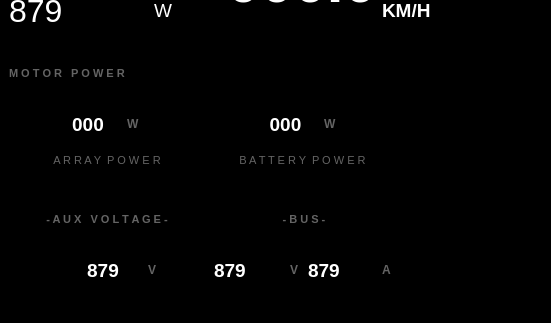
First picture: the form in src/ViewLayer/RaceModeDisplay/RaceModeDashboardUI.ui, repository UCSolarCarTeam/Epsilon-Dashboard, before the edit; both pictures show x 0 to 551 and y 157 to 480 of the 800 by 480 pixel window.
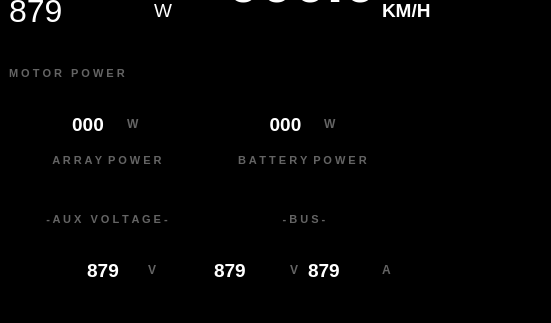
Second picture: the form after the edit. Icons and pictures are not drawn.

Commit message: Make bold

Patch:
```diff
--- a/src/ViewLayer/RaceModeDisplay/RaceModeDashboardUI.ui
+++ b/src/ViewLayer/RaceModeDisplay/RaceModeDashboardUI.ui
@@ -2100,6 +2100,8 @@
                        <property name="font">
                         <font>
                          <pointsize>8</pointsize>
+                         <weight>75</weight>
+                         <bold>true</bold>
                         </font>
                        </property>
                        <property name="styleSheet">
@@ -2252,6 +2254,8 @@
                     <property name="font">
                      <font>
                       <pointsize>8</pointsize>
+                      <weight>75</weight>
+                      <bold>true</bold>
                      </font>
                     </property>
                     <property name="styleSheet">
```
